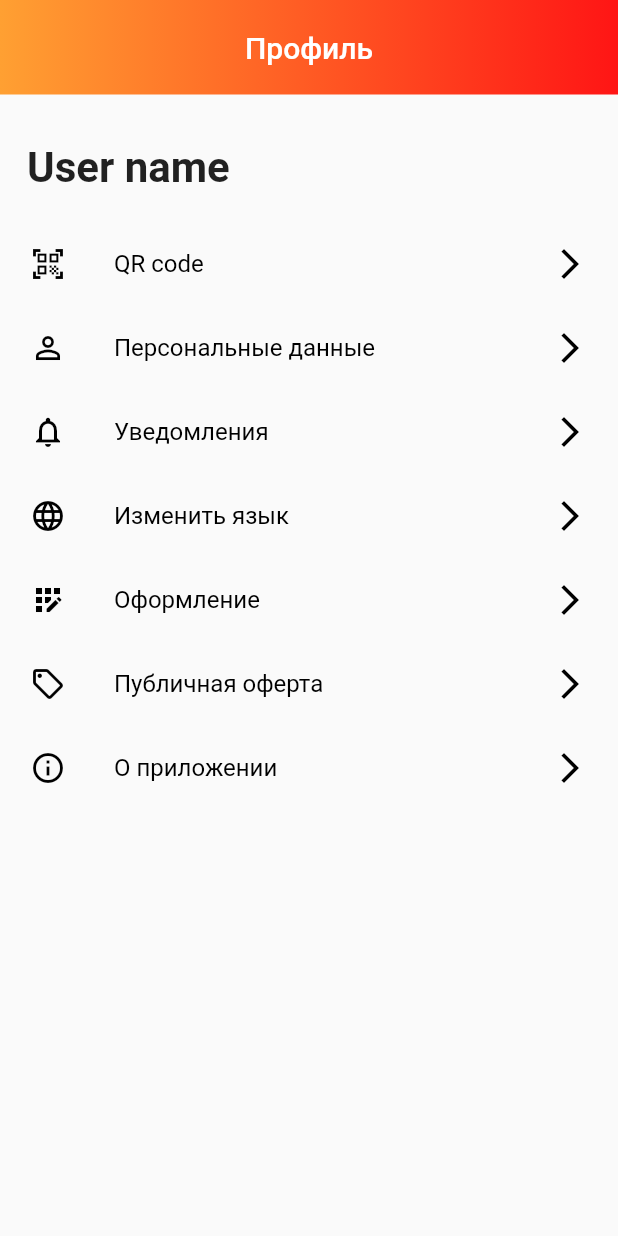
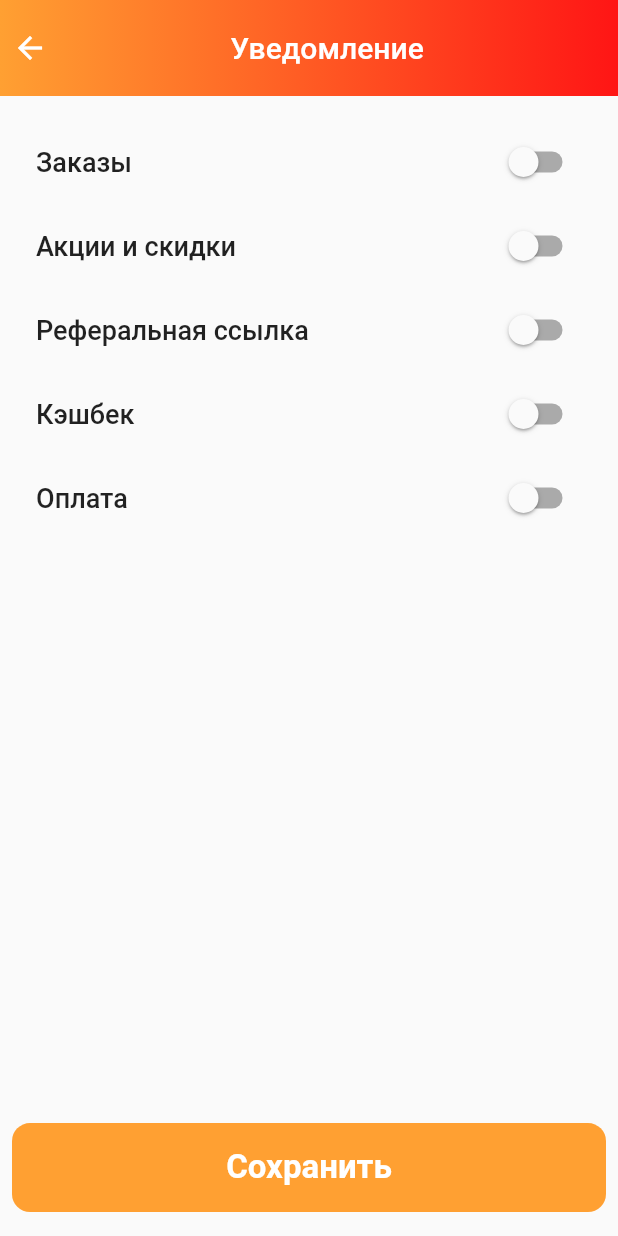
Before and after one commit to AbbosMamadaliyev/mango, a Flutter app: the ProfilePageBody screen opened directly, after a tap on "Уведомления", on a phone screen of 412 x 824 dp. Run offline on Flutter 3.47's test engine with Material 2 defaults, Android fonts, the phone set to English and light mode, and no system bars; our stand-ins replace animated_bottom_navigation_bar, mask_text_input_formatter.

Commit message:
notification page

```diff
--- a/lib/presentation/constanta_widgets/custom_app_bar.dart
+++ b/lib/presentation/constanta_widgets/custom_app_bar.dart
@@ -17,10 +17,10 @@ PreferredSize buildPreferredSize(
         padding: const EdgeInsets.symmetric(vertical: 20, horizontal: 8),
         child: Row(
           mainAxisSize: MainAxisSize.min,
-          mainAxisAlignment: MainAxisAlignment.spaceAround,
+          mainAxisAlignment: MainAxisAlignment.spaceBetween,
           children: [
             leftChildWidget,
-            SizedBox(width: size.width * 0.18),
+            // SizedBox(width: size.width * 0.18),
             Text(
               title,
               textAlign: TextAlign.center,
@@ -30,7 +30,7 @@ PreferredSize buildPreferredSize(
                 color: Colors.white,
               ),
             ),
-            SizedBox(width: size.width * 0.18),
+            // SizedBox(width: size.width * 0.18),
             rightChildWidget,
           ],
         ),
--- a/lib/presentation/main_screen_bodies/profile_page_body/profile_page_body.dart
+++ b/lib/presentation/main_screen_bodies/profile_page_body/profile_page_body.dart
@@ -2,6 +2,7 @@ import 'package:flutter/material.dart';
 import 'package:mango/presentation/qr_code_page/qr_code_page.dart';
 
 import '../../constanta_widgets/custom_app_bar.dart';
+import '../../notifications_page/notifications_page.dart';
 import '../../profile_info_page/profile_info_page.dart';
 
 class ProfilePageBody extends StatefulWidget {
@@ -45,7 +46,10 @@ class _ProfilePageBodyState extends State<ProfilePageBody> {
               Navigator.of(context).push(
                   MaterialPageRoute(builder: (context) => ProfileInfoPage()));
             }),
-            _buildListTile('Уведомления', Icons.notifications_none, () {}),
+            _buildListTile('Уведомления', Icons.notifications_none, () {
+              Navigator.of(context).push(
+                  MaterialPageRoute(builder: (context) => NotificationPage()));
+            }),
             _buildListTile('Изменить язык', Icons.language, () {}),
             _buildListTile(
                 'Оформление', Icons.app_registration_outlined, () {}),
--- /dev/null
+++ b/lib/presentation/notifications_page/notifications_page.dart
@@ -0,0 +1,115 @@
+import 'package:flutter/material.dart';
+
+import '../../core/app_colors.dart';
+import '../constanta_widgets/custom_app_bar.dart';
+
+class NotificationPage extends StatefulWidget {
+  const NotificationPage({Key? key}) : super(key: key);
+
+  @override
+  _NotificationPageState createState() => _NotificationPageState();
+}
+
+class _NotificationPageState extends State<NotificationPage> {
+  @override
+  Widget build(BuildContext context) {
+    final size = MediaQuery.of(context).size;
+
+    return Scaffold(
+      appBar: buildPreferredSize(
+        context,
+        rightChildWidget: const SizedBox.shrink(),
+        leftChildWidget: GestureDetector(
+          onTap: () {
+            Navigator.of(context).pop();
+          },
+          child: const Icon(
+            Icons.arrow_back,
+            color: Colors.white,
+          ),
+        ),
+        title: 'Уведомление',
+      ),
+      body: Padding(
+        padding: const EdgeInsets.symmetric(horizontal: 8.0, vertical: 16),
+        child: Column(
+          mainAxisAlignment: MainAxisAlignment.spaceBetween,
+          children: [
+            Column(
+              children: [
+                SwitchListTile(
+                  value: false,
+                  onChanged: (value) {},
+                  title: Text(
+                    'Заказы',
+                    style: textStyle,
+                  ),
+                ),
+                SwitchListTile(
+                  value: false,
+                  onChanged: (value) {},
+                  title: Text(
+                    'Акции и скидки',
+                    style: textStyle,
+                  ),
+                ),
+                SwitchListTile(
+                  value: false,
+                  onChanged: (value) {},
+                  title: Text(
+                    'Реферальная ссылка',
+                    style: textStyle,
+                  ),
+                ),
+                SwitchListTile(
+                  value: false,
+                  onChanged: (value) {},
+                  title: Text(
+                    'Кэшбек',
+                    style: textStyle,
+                  ),
+                ),
+                SwitchListTile(
+                  value: false,
+                  onChanged: (value) {},
+                  title: Text(
+                    'Оплата',
+                    style: textStyle,
+                  ),
+                ),
+              ],
+            ),
+            GestureDetector(
+              onTap: () {
+                // --> func
+              },
+              child: Container(
+                height: size.height * 0.072,
+                width: size.width,
+                margin: EdgeInsets.only(top: size.height * 0.2),
+                alignment: Alignment.center,
+                decoration: BoxDecoration(
+                  color: AppColors.orangeLight,
+                  borderRadius: BorderRadius.circular(12),
+                ),
+                child: const Text(
+                  'Сохранить',
+                  style: TextStyle(
+                    fontSize: 22,
+                    fontWeight: FontWeight.w600,
+                    color: Colors.white,
+                  ),
+                ),
+              ),
+            ),
+          ],
+        ),
+      ),
+    );
+  }
+
+  final textStyle = TextStyle(
+    fontSize: 18,
+    fontWeight: FontWeight.w500,
+  );
+}
```
